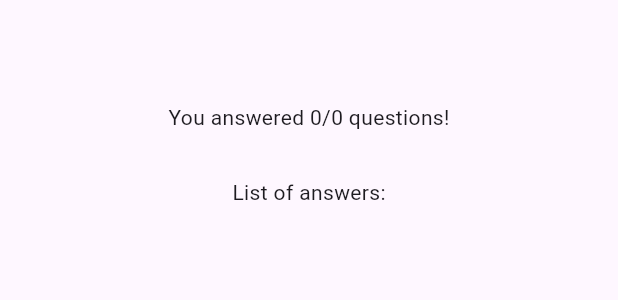
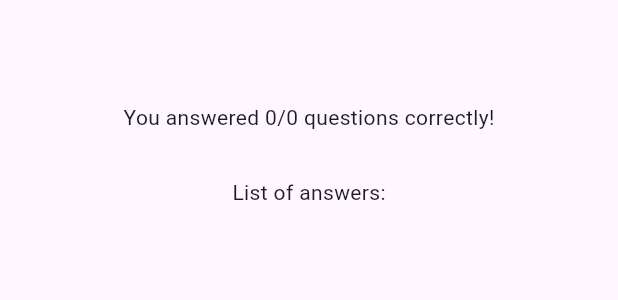
Before and after one commit to ChocolateXmas/Quizler, a Flutter app: the ResultsScreen widget shown alone on an empty page, opened directly with empty values, on a phone screen of 412 x 824 dp. Shown: the part 382-682 px from the top of the screen. Run offline on Flutter 3.47's test engine with Material 3 defaults, Android fonts, the phone set to English and light mode, and no system bars.

Commit message:
refactor(results_screen): better naming conventions for amount of questions & answers

```diff
--- a/lib/results_screen.dart
+++ b/lib/results_screen.dart
@@ -28,8 +28,8 @@ class ResultsScreen extends StatelessWidget {
   @override
   Widget build(context) {
     final List<Map<String, Object>> summaryData = getSummary();
-    final int totalAmount = questions.length;
-    final int correctAmount = summaryData.where((data) {
+    final int numTotalQuestions = questions.length;
+    final int numCorrectAnswers = summaryData.where((data) {
       return data['user_answer'] == data['correct_answer'];
     }).length; // check how many correct answers
     return SizedBox(
@@ -42,7 +42,8 @@ class ResultsScreen extends StatelessWidget {
         child: Column(
           mainAxisAlignment: MainAxisAlignment.center,
           children: [
-            Text('You answered $correctAmount/$totalAmount questions!'),
+            Text(
+                'You answered $numCorrectAnswers/$numTotalQuestions questions correctly!'),
             const SizedBox(height: 30),
             const Text('List of answers:'),
             const SizedBox(height: 30),
```
